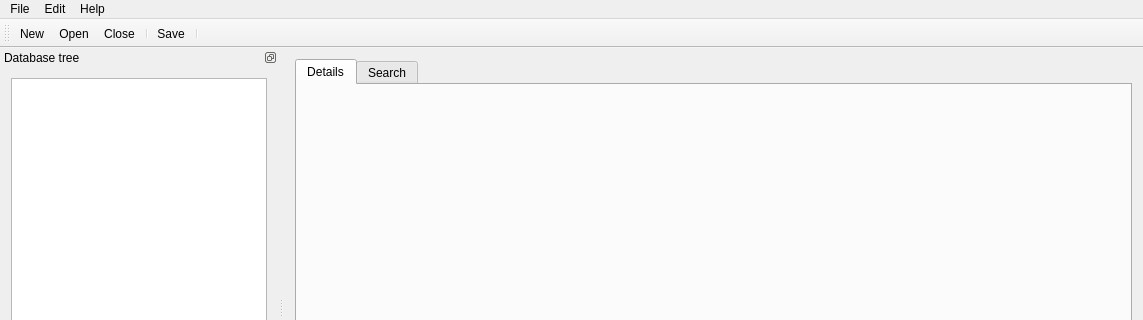
Above: ui/mainwindow.ui from koromodako/picsou before the change; both pictures show x 0 to 1143 and y 0 to 320 of the 1143 by 588 pixel window. Below: the same form after it.
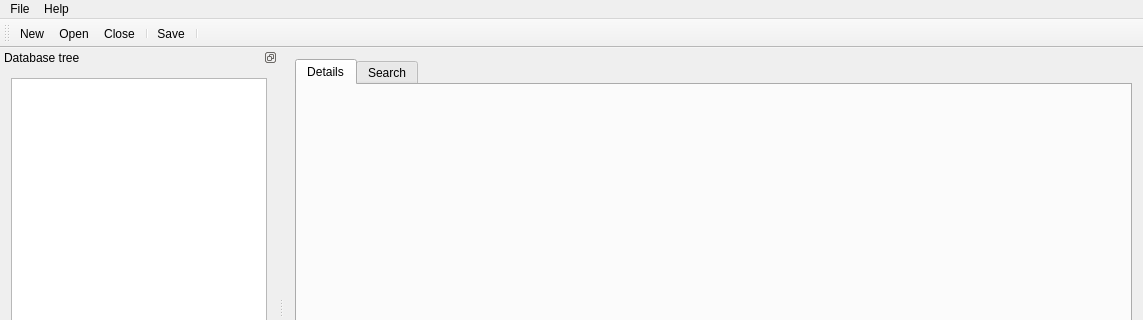
That is the form after the change. Icons and pictures are not drawn.

The edit to the form file:
```diff
--- a/ui/mainwindow.ui
+++ b/ui/mainwindow.ui
@@ -281,14 +281,9 @@
     <addaction name="action_about_qt"/>
     <addaction name="separator"/>
     <addaction name="action_star_me_on_github"/>
-   </widget>
-   <widget class="QMenu" name="edit_menu">
-    <property name="title">
-     <string>Edit</string>
-    </property>
+    <addaction name="action_license"/>
    </widget>
    <addaction name="file_menu"/>
-   <addaction name="edit_menu"/>
    <addaction name="help_menu"/>
   </widget>
   <widget class="QToolBar" name="toolbar">
```
Left out of the diff: 19 changed lines with no effect on the pictures.
